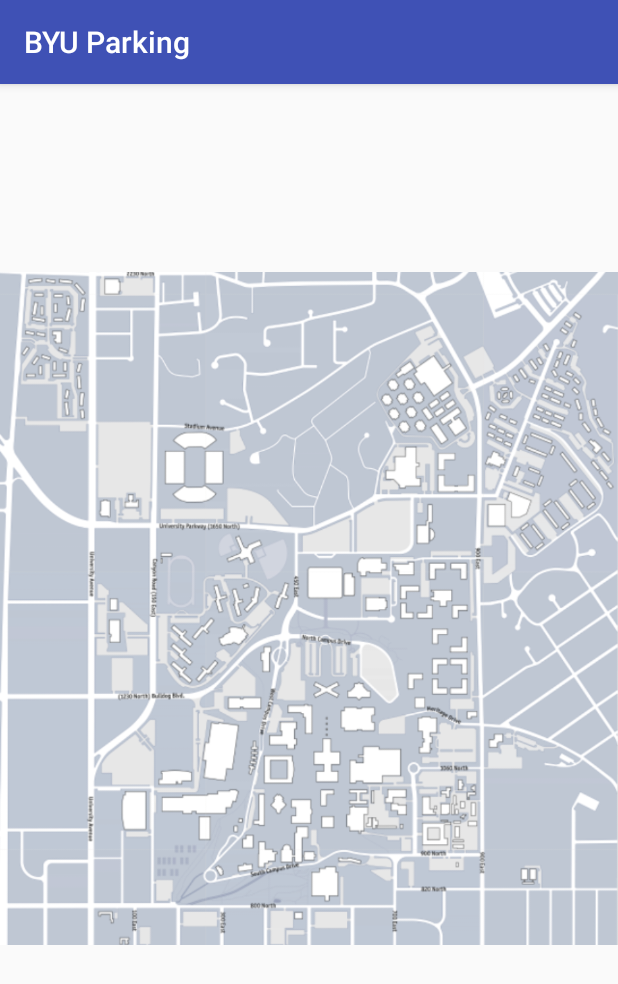
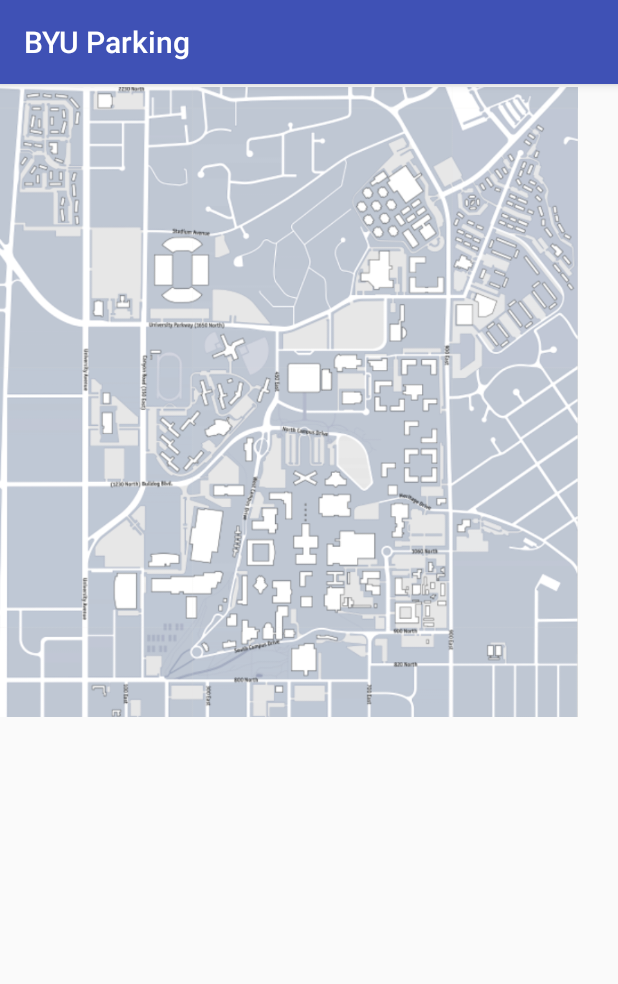
Before and after one commit to tsmith1644/BYUParking, an Android app: the screen it shows after launch (MainActivity), on a phone screen of 412 x 824 dp. Shown: the top 984 px of the screen. Run offline under Robolectric (Android 15) with nearby library versions, the phone set to English and light mode, and no system bars.

Commit message:
Set Map in correct position

```diff
--- a/app/src/main/res/layout/activity_main.xml
+++ b/app/src/main/res/layout/activity_main.xml
@@ -7,10 +7,10 @@
     tools:context="byu.byuparking.MainActivity">
 
     <ImageView
-        android:id="@+id/imageView2"
-        android:layout_width="wrap_content"
-        android:layout_height="wrap_content"
+        android:id="@+id/map"
+        android:layout_width="385dp"
+        android:layout_height="424dp"
         app:srcCompat="@drawable/map"
         tools:layout_editor_absoluteX="0dp"
-        tools:layout_editor_absoluteY="0dp" />
+        tools:layout_editor_absoluteY="-8dp" />
 </android.support.constraint.ConstraintLayout>
```
